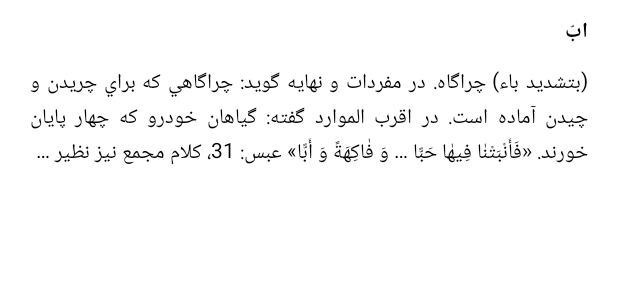
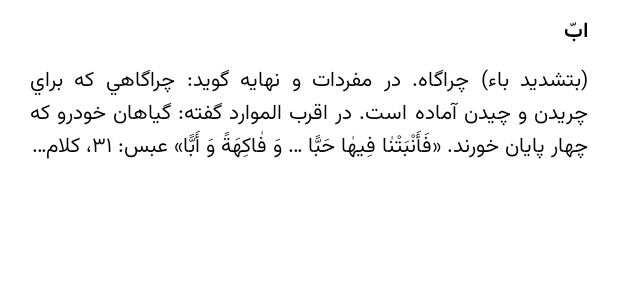
Before and after one commit to hamidsafdari/qamus, an Android app built with Jetpack Compose: the @Preview function EntryListItemPreview, on a phone screen of 412 x 824 dp. Shown: the top 300 px of the screen. Run offline under Robolectric (Android 15) with nearby library versions, the phone set to English and light mode, and no system bars; our stand-ins replace livedata-compose.

Commit message:
use vazir matn font

```diff
--- a/app/src/main/java/io/github/hamidsafdari/qamus/MainActivity.kt
+++ b/app/src/main/java/io/github/hamidsafdari/qamus/MainActivity.kt
@@ -24,6 +24,9 @@ import androidx.compose.runtime.livedata.observeAsState
 import androidx.compose.runtime.remember
 import androidx.compose.ui.Modifier
 import androidx.compose.ui.platform.LocalLayoutDirection
+import androidx.compose.ui.text.font.Font
+import androidx.compose.ui.text.font.FontFamily
+import androidx.compose.ui.text.font.FontStyle
 import androidx.compose.ui.text.font.FontWeight
 import androidx.compose.ui.text.style.TextAlign
 import androidx.compose.ui.text.style.TextOverflow
@@ -72,6 +75,15 @@ class MainActivity : ComponentActivity() {
 @Composable
 fun EntryListItem(entry: MinEntryDto) {
     val interactionSource = remember { MutableInteractionSource() }
+    val vazirFontFamily = remember {
+        FontFamily(
+            Font(R.font.vazirmatn_ui_fd_light, FontWeight.Light),
+            Font(R.font.vazirmatn_ui_fd_regular, FontWeight.Normal),
+            Font(R.font.vazirmatn_ui_fd_extralight, FontWeight.Normal, FontStyle.Italic),
+            Font(R.font.vazirmatn_ui_fd_medium, FontWeight.Medium),
+            Font(R.font.vazirmatn_ui_fd_bold, FontWeight.Bold)
+        )
+    }
 
     CompositionLocalProvider(LocalLayoutDirection provides LayoutDirection.Rtl) {
         Column(Modifier
@@ -82,7 +94,8 @@ fun EntryListItem(entry: MinEntryDto) {
                 modifier = Modifier
                     .fillMaxWidth()
                     .padding(20.dp, 10.dp, 20.dp, 5.dp),
-                fontWeight = FontWeight.Bold
+                fontWeight = FontWeight.Bold,
+                fontFamily = vazirFontFamily
             )
             Text(
                 text = entry.definition,
@@ -91,7 +104,8 @@ fun EntryListItem(entry: MinEntryDto) {
                     .padding(20.dp, 5.dp, 20.dp, 10.dp),
                 textAlign = TextAlign.Justify,
                 maxLines = 3,
-                overflow = TextOverflow.Ellipsis
+                overflow = TextOverflow.Ellipsis,
+                fontFamily = vazirFontFamily
             )
         }
     }
```
Also changed, not shown: app/src/main/res/font/vazirmatn_ui_fd_bold.ttf (added), app/src/main/res/font/vazirmatn_ui_fd_extralight.ttf (added), app/src/main/res/font/vazirmatn_ui_fd_light.ttf (added), app/src/main/res/font/vazirmatn_ui_fd_medium.ttf (added), app/src/main/res/font/vazirmatn_ui_fd_regular.ttf (added).
